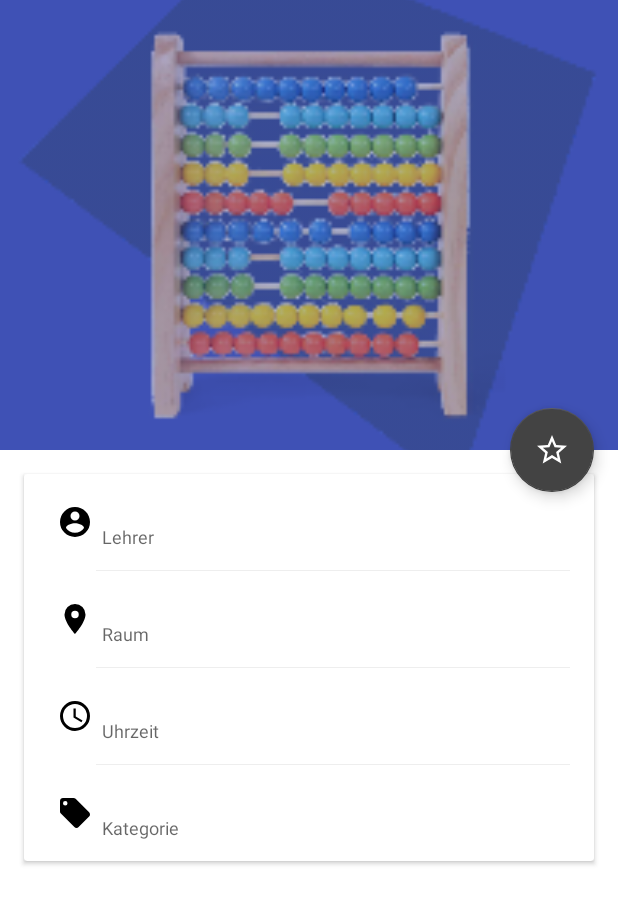
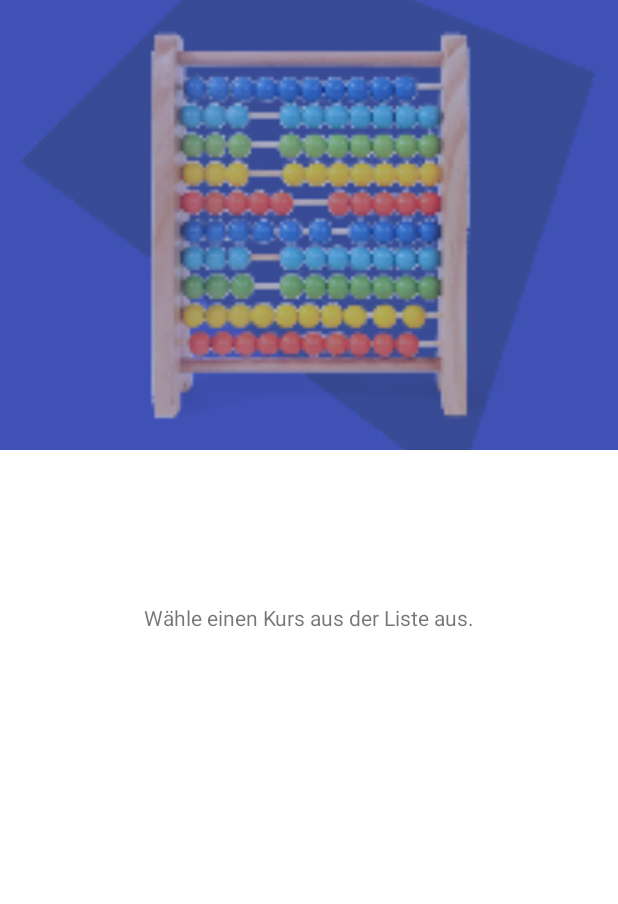
Before and after one commit to jonasrottmann/AppProgramming, an Android app: the fragment DetailFragment placed in its activity, on a phone screen of 412 x 824 dp. Shown: the top 904 px of the screen. Run offline under Robolectric (Android 15) with nearby library versions, the phone set to English and light mode, and no system bars; our stand-ins replace ButterKnife, Timber; 2 statements that could not run were skipped.

Commit message:
placeholder for detail fragment

```diff
--- a/PlanerApp/app/src/main/java/de/jonasrottmann/planerapp/ui/fragment/DetailFragment.java
+++ b/PlanerApp/app/src/main/java/de/jonasrottmann/planerapp/ui/fragment/DetailFragment.java
@@ -14,6 +14,7 @@ import android.support.design.widget.CollapsingToolbarLayout;
 import android.support.design.widget.FloatingActionButton;
 import android.support.v4.app.Fragment;
 import android.support.v4.content.ContextCompat;
+import android.support.v4.widget.NestedScrollView;
 import android.support.v7.app.AlertDialog;
 import android.support.v7.app.AppCompatActivity;
 import android.support.v7.widget.Toolbar;
@@ -32,6 +33,9 @@ import de.jonasrottmann.planerapp.data.Course;
 import de.jonasrottmann.planerapp.data.CourseContentProvider;
 import timber.log.Timber;
 
+import static android.view.View.GONE;
+import static android.view.View.VISIBLE;
+
 /**
  * Created by Jonas Rottmann on 19.01.17.
  * Copyright © 2017 fluidmobile. All rights reserved.
@@ -49,6 +53,8 @@ public class DetailFragment extends Fragment {
     Toolbar toolbar;
     @BindView(R.id.collapsing)
     CollapsingToolbarLayout collapsing;
+    @BindView(R.id.scroll)
+    NestedScrollView scroll;
 
     @BindView(R.id.teacher_row)
     RelativeLayout teacherRow;
@@ -77,6 +83,9 @@ public class DetailFragment extends Fragment {
     TextView catText;
     @BindView(R.id.cat_icon)
     ImageView catIcon;
+
+    @BindView(R.id.placeholder)
+    TextView placeholder;
 
 
     @NonNull
@@ -118,12 +127,12 @@ public class DetailFragment extends Fragment {
             if (course.getTeacher() != null) {
                 teacherText.setText(course.getTeacher());
             } else {
-                teacherRow.setVisibility(View.GONE);
+                teacherRow.setVisibility(GONE);
             }
             if (course.getRoom() != null) {
                 roomText.setText(course.getRoom());
             } else {
-                roomRow.setVisibility(View.GONE);
+                roomRow.setVisibility(GONE);
             }
             timeText.setText(Course.TimeSlot.getTimeSlotForId(course.getTimeslot()));
             catText.setText(Course.Category.getCategoryStringForId(course.getCategory()));
@@ -145,6 +154,10 @@ public class DetailFragment extends Fragment {
                 ((AppCompatActivity) getActivity()).getSupportActionBar().setDisplayHomeAsUpEnabled(true);
                 ((AppCompatActivity) getActivity()).getSupportActionBar().setDisplayShowHomeEnabled(true);
             }
+        } else {
+            placeholder.setVisibility(VISIBLE);
+            fab.setVisibility(GONE);
+            scroll.setVisibility(GONE);
         }
 
         return view;
--- a/PlanerApp/app/src/main/res/layout/fragment_detail.xml
+++ b/PlanerApp/app/src/main/res/layout/fragment_detail.xml
@@ -30,8 +30,8 @@
                 android:layout_height="match_parent"
                 android:alpha="0.6"
                 android:scaleType="centerCrop"
-                android:src="@drawable/placeholder"
-                app:layout_collapseMode="parallax" />
+                app:layout_collapseMode="parallax"
+                app:srcCompat="@drawable/placeholder" />
 
             <android.support.v7.widget.Toolbar
                 android:id="@+id/toolbar"
@@ -54,13 +54,21 @@
         app:layout_anchor="@id/appbar"
         app:layout_anchorGravity="bottom|right|end" />
 
+    <TextView
+        android:id="@+id/placeholder"
+        android:layout_width="match_parent"
+        android:layout_height="match_parent"
+        android:gravity="center"
+        android:text="@string/fragment_detail_placeholder"
+        android:visibility="gone" />
+
     <android.support.v4.widget.NestedScrollView
+        android:id="@+id/scroll"
         android:layout_width="match_parent"
         android:layout_height="match_parent"
         app:layout_behavior="@string/appbar_scrolling_view_behavior">
 
         <android.support.v7.widget.CardView
-            android:id="@+id/card"
             android:layout_width="match_parent"
             android:layout_height="wrap_content"
             android:layout_margin="@dimen/activity_horizontal_margin">
@@ -96,7 +104,7 @@
                         android:layout_alignParentEnd="true"
                         android:layout_toEndOf="@id/teacher_icon"
                         android:maxLines="1"
-                        android:text="Lehrer" />
+                        android:text="@string/teacher" />
 
                     <TextView
                         android:id="@+id/teacher_text"
@@ -139,7 +147,7 @@
                         android:layout_alignParentEnd="true"
                         android:layout_toEndOf="@id/room_icon"
                         android:maxLines="1"
-                        android:text="Raum" />
+                        android:text="@string/room" />
 
                     <TextView
                         android:id="@+id/room_text"
@@ -182,7 +190,7 @@
                         android:layout_alignParentEnd="true"
                         android:layout_toEndOf="@id/time_icon"
                         android:maxLines="1"
-                        android:text="Uhrzeit" />
+                        android:text="@string/time" />
 
                     <TextView
                         android:id="@+id/time_text"
@@ -225,7 +233,7 @@
                         android:layout_alignParentEnd="true"
                         android:layout_toEndOf="@id/cat_icon"
                         android:maxLines="1"
-                        android:text="Kategorie" />
+                        android:text="@string/category" />
 
                     <TextView
                         android:id="@+id/cat_text"
--- a/PlanerApp/app/src/main/res/values/strings.xml
+++ b/PlanerApp/app/src/main/res/values/strings.xml
@@ -1,3 +1,8 @@
 <resources>
     <string name="app_name">PlanerApp</string>
+    <string name="fragment_detail_placeholder">Wähle einen Kurs aus der Liste aus.</string>
+    <string name="teacher">Lehrer</string>
+    <string name="room">Raum</string>
+    <string name="time">Uhrzeit</string>
+    <string name="category">Kategorie</string>
 </resources>
```
